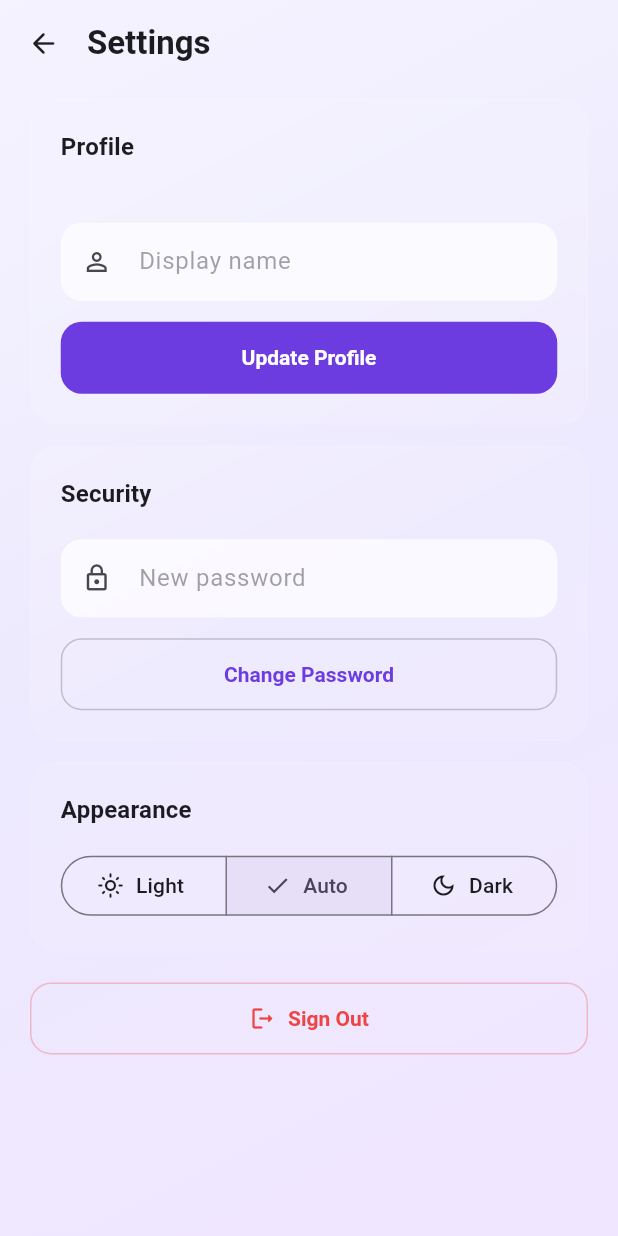
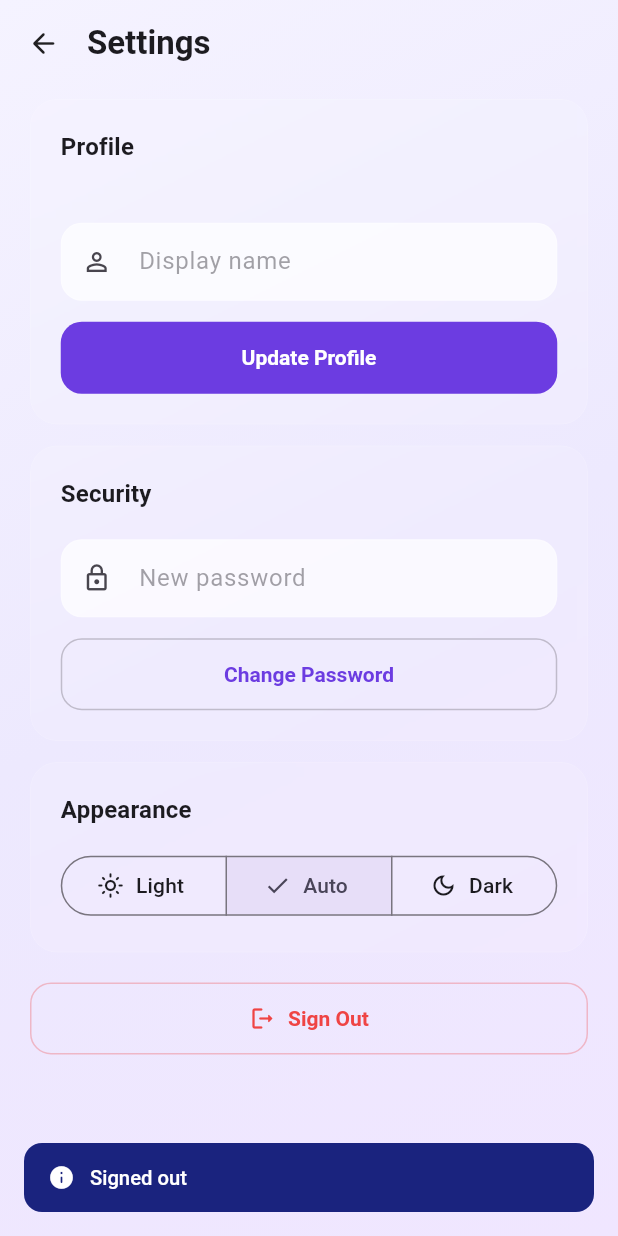
Before and after one commit to karanveerthakur1122/keepsplitapp, a Flutter app: the SettingsScreen screen opened directly, after a tap on "Sign Out", on a phone screen of 412 x 824 dp. Run offline on Flutter 3.47's test engine with Material 3 defaults, Android fonts, the phone set to English and light mode, and no system bars; our stand-ins replace connectivity_plus, drift, flutter_animate, flutter_dotenv, flutter_local_notifications, flutter_riverpod and 6 more; missing offline and left inert: flutter_displaymode; accounts and stored records are empty; generated files the repository leaves out were written again; network calls fail.

Commit message:
added toast and notification

```diff
--- a/lib/app.dart
+++ b/lib/app.dart
@@ -3,6 +3,7 @@ import 'package:flutter_riverpod/flutter_riverpod.dart';
 
 import 'core/router/app_router.dart';
 import 'core/theme/app_theme.dart';
+import 'core/utils/app_toast.dart';
 import 'presentation/providers/sync_provider.dart';
 import 'presentation/providers/theme_provider.dart';
 
@@ -34,6 +35,7 @@ class _KeepBillNotesAppState extends ConsumerState<KeepBillNotesApp> {
     return MaterialApp.router(
       title: 'Keepsplit',
       debugShowCheckedModeBanner: false,
+      scaffoldMessengerKey: AppToast.scaffoldMessengerKey,
       theme: AppTheme.light,
       darkTheme: AppTheme.dark,
       themeMode: themeMode,
--- /dev/null
+++ b/lib/core/utils/app_toast.dart
@@ -0,0 +1,66 @@
+import 'package:flutter/material.dart';
+
+class AppToast {
+  AppToast._();
+
+  static final scaffoldMessengerKey = GlobalKey<ScaffoldMessengerState>();
+
+  static void success(String message) => _show(message, _Type.success);
+  static void error(String message) => _show(message, _Type.error);
+  static void info(String message) => _show(message, _Type.info);
+
+  static void _show(String message, _Type type) {
+    final messenger = scaffoldMessengerKey.currentState;
+    if (messenger == null) return;
+
+    messenger.clearSnackBars();
+
+    final (bg, icon, duration) = switch (type) {
+      _Type.success => (
+        const Color(0xFF1B5E20),
+        Icons.check_circle_rounded,
+        const Duration(seconds: 2),
+      ),
+      _Type.error => (
+        const Color(0xFFB71C1C),
+        Icons.error_rounded,
+        const Duration(seconds: 4),
+      ),
+      _Type.info => (
+        const Color(0xFF1A237E),
+        Icons.info_rounded,
+        const Duration(seconds: 2),
+      ),
+    };
+
+    messenger.showSnackBar(
+      SnackBar(
+        content: Row(
+          children: [
+            Icon(icon, color: Colors.white, size: 18),
+            const SizedBox(width: 10),
+            Expanded(
+              child: Text(
+                message,
+                style: const TextStyle(
+                  color: Colors.white,
+                  fontSize: 13.5,
+                  fontWeight: FontWeight.w500,
+                ),
+              ),
+            ),
+          ],
+        ),
+        backgroundColor: bg,
+        behavior: SnackBarBehavior.floating,
+        shape: RoundedRectangleBorder(borderRadius: BorderRadius.circular(12)),
+        elevation: 0,
+        duration: duration,
+        margin: const EdgeInsets.fromLTRB(16, 0, 16, 16),
+        dismissDirection: DismissDirection.horizontal,
+      ),
+    );
+  }
+}
+
+enum _Type { success, error, info }
--- a/lib/main.dart
+++ b/lib/main.dart
@@ -1,3 +1,4 @@
+import 'dart:async';
 import 'dart:io';
 
 import 'package:flutter/foundation.dart';
@@ -9,6 +10,7 @@ import 'package:supabase_flutter/supabase_flutter.dart';
 
 import 'app.dart';
 import 'core/constants/supabase_constants.dart';
+import 'core/services/notification_service.dart';
 
 void main() {
   // Do only the *synchronous* binding here so runApp is reached in the first
@@ -38,7 +40,9 @@ class _BootState extends State<_Boot> {
         anonKey: SupabaseConstants.supabaseAnonKey,
       ),
       _tryEnableHighRefreshRate(),
+      NotificationService.instance.init(),
     ]);
+    unawaited(NotificationService.instance.requestPermission());
   }
 
   @override
--- a/lib/presentation/screens/join_note/join_note_screen.dart
+++ b/lib/presentation/screens/join_note/join_note_screen.dart
@@ -2,6 +2,7 @@ import 'package:flutter/material.dart';
 import 'package:flutter_riverpod/flutter_riverpod.dart';
 import 'package:go_router/go_router.dart';
 
+import '../../../core/utils/app_toast.dart';
 import '../../../data/datasources/remote/supabase_collaborator_datasource.dart';
 import '../../providers/auth_provider.dart';
 import '../../widgets/liquid_glass/liquid_glass_modal.dart';
@@ -41,9 +42,7 @@ class _JoinNoteScreenState extends ConsumerState<JoinNoteScreen> {
       await datasource.joinViaToken(widget.token, user.id);
 
       if (mounted) {
-        ScaffoldMessenger.of(context).showSnackBar(
-          const SnackBar(content: Text('Successfully joined the note!')),
-        );
+        AppToast.success('Successfully joined the note!');
         context.go('/dashboard');
       }
     } catch (e) {
--- a/lib/presentation/widgets/collaboration/collaborator_manager.dart
+++ b/lib/presentation/widgets/collaboration/collaborator_manager.dart
@@ -1,6 +1,7 @@
 import 'package:flutter/material.dart';
 import 'package:flutter_riverpod/flutter_riverpod.dart';
 
+import '../../../core/utils/app_toast.dart';
 import '../../../core/utils/extensions.dart';
 import '../../../core/utils/haptics.dart';
 import '../../../data/datasources/remote/supabase_collaborator_datasource.dart';
@@ -111,6 +112,7 @@ class CollaboratorManager extends ConsumerWidget {
                               );
                               ref.invalidate(
                                   collaboratorsProvider(noteId));
+                              AppToast.success('Permission updated');
                             },
                           ),
                   );
@@ -180,6 +182,7 @@ class CollaboratorManager extends ConsumerWidget {
     ref.invalidate(notesProvider);
     ref.invalidate(collaboratorsProvider(noteId));
     ref.invalidate(collaboratorCountsProvider);
+    AppToast.info('You left this note');
 
     if (context.mounted) {
       Navigator.of(context).popUntil((route) => route.isFirst);
--- a/lib/presentation/widgets/editor/note_editor_sheet.dart
+++ b/lib/presentation/widgets/editor/note_editor_sheet.dart
@@ -1,6 +1,7 @@
 import 'package:flutter/material.dart';
 import 'package:flutter_riverpod/flutter_riverpod.dart';
 
+import '../../../core/utils/app_toast.dart';
 import '../../../core/utils/debouncer.dart';
 import '../../../core/utils/haptics.dart';
 import '../../../domain/entities/note.dart';
@@ -351,6 +352,7 @@ class _NoteEditorSheetState extends ConsumerState<NoteEditorSheet> {
                         ref
                             .read(notesProvider.notifier)
                             .pin(widget.note.id, _isPinned);
+                        AppToast.info(_isPinned ? 'Pinned' : 'Unpinned');
                       },
                     ),
                     _ToolbarButton(
@@ -422,6 +424,7 @@ class _NoteEditorSheetState extends ConsumerState<NoteEditorSheet> {
                         FocusScope.of(context).unfocus();
                         Navigator.of(context, rootNavigator: true).pop();
                         ref.read(notesProvider.notifier).trash(noteId);
+                        AppToast.info('Moved to trash');
                       },
                     ),
                     const SizedBox(width: 4),
@@ -546,6 +549,7 @@ class _NoteEditorSheetState extends ConsumerState<NoteEditorSheet> {
                                   .read(noteExpensesProvider(widget.note.id)
                                       .notifier)
                                   .addExpense(user.id);
+                              AppToast.success('Expense added');
                               if (!context.mounted) return;
                               // Auto-open the detail sheet so the user can
                               // immediately start adding items.
--- a/lib/presentation/widgets/expenses/expense_block.dart
+++ b/lib/presentation/widgets/expenses/expense_block.dart
@@ -1,6 +1,7 @@
 import 'package:flutter/material.dart';
 import 'package:flutter_riverpod/flutter_riverpod.dart';
 
+import '../../../core/utils/app_toast.dart';
 import '../../../core/utils/extensions.dart';
 import '../../../core/utils/haptics.dart';
 import '../../../domain/entities/expense.dart';
@@ -101,6 +102,7 @@ class ExpenseBlock extends ConsumerWidget {
           await ref
               .read(noteExpensesProvider(noteId).notifier)
               .deleteExpense(expense.id);
+          AppToast.info('Expense deleted');
           return true;
         }
         return false;
--- a/lib/presentation/widgets/expenses/expense_detail_sheet.dart
+++ b/lib/presentation/widgets/expenses/expense_detail_sheet.dart
@@ -1,6 +1,7 @@
 import 'package:flutter/material.dart';
 import 'package:flutter_riverpod/flutter_riverpod.dart';
 
+import '../../../core/utils/app_toast.dart';
 import '../../../core/utils/extensions.dart';
 import '../../../core/utils/haptics.dart';
 import '../../../domain/entities/expense.dart';
@@ -153,6 +154,7 @@ class _ExpenseDetailSheetState extends ConsumerState<ExpenseDetailSheet> {
           payerId: currentPayerId,
           participantUserIds: selected.toList(),
         );
+    AppToast.success('Item added');
     _nameCtrl.clear();
     _priceCtrl.clear();
     setState(() => _newItemSplit = null);
@@ -393,6 +395,7 @@ class _ExpenseDetailSheetState extends ConsumerState<ExpenseDetailSheet> {
               ref
                   .read(noteExpensesProvider(noteId).notifier)
                   .deleteExpense(expenseId);
+              AppToast.info('Expense deleted');
             },
             tooltip: 'Delete expense',
           ),
@@ -582,6 +585,7 @@ class _ExpenseDetailSheetState extends ConsumerState<ExpenseDetailSheet> {
                     ref
                         .read(noteExpensesProvider(widget.noteId).notifier)
                         .deleteItem(item.id);
+                    AppToast.info('Item removed');
                   },
                 ),
               ],
--- a/pubspec.yaml
+++ b/pubspec.yaml
@@ -30,6 +30,8 @@ dependencies:
   url_launcher: ^6.3.1
   flutter_dotenv: ^5.2.1
   flutter_displaymode: ^0.6.0
+  flutter_local_notifications: ^18.0.0
+  permission_handler: ^11.3.0
 
 dev_dependencies:
   flutter_test:
```
Also changed, not shown: lib/core/services/notification_service.dart (added, +103 -0 lines), lib/data/datasources/remote/supabase_realtime_datasource.dart (+40 -0 lines), lib/presentation/screens/auth/auth_screen.dart (+13 -7 lines), lib/presentation/screens/dashboard/dashboard_screen.dart (+27 -2 lines), lib/presentation/screens/settings/settings_screen.dart (+10 -41 lines), lib/presentation/widgets/collaboration/share_dialog.dart (+9 -30 lines), lib/presentation/widgets/expenses/expense_settings_sheet.dart (+3 -12 lines), lib/presentation/widgets/navigation/edge_swipe_drawer.dart (+3 -6 lines), lib/presentation/widgets/notes/create_note_sheet.dart (+3 -5 lines), lib/presentation/widgets/notes/note_card.dart (+13 -4 lines), 4 other files.
